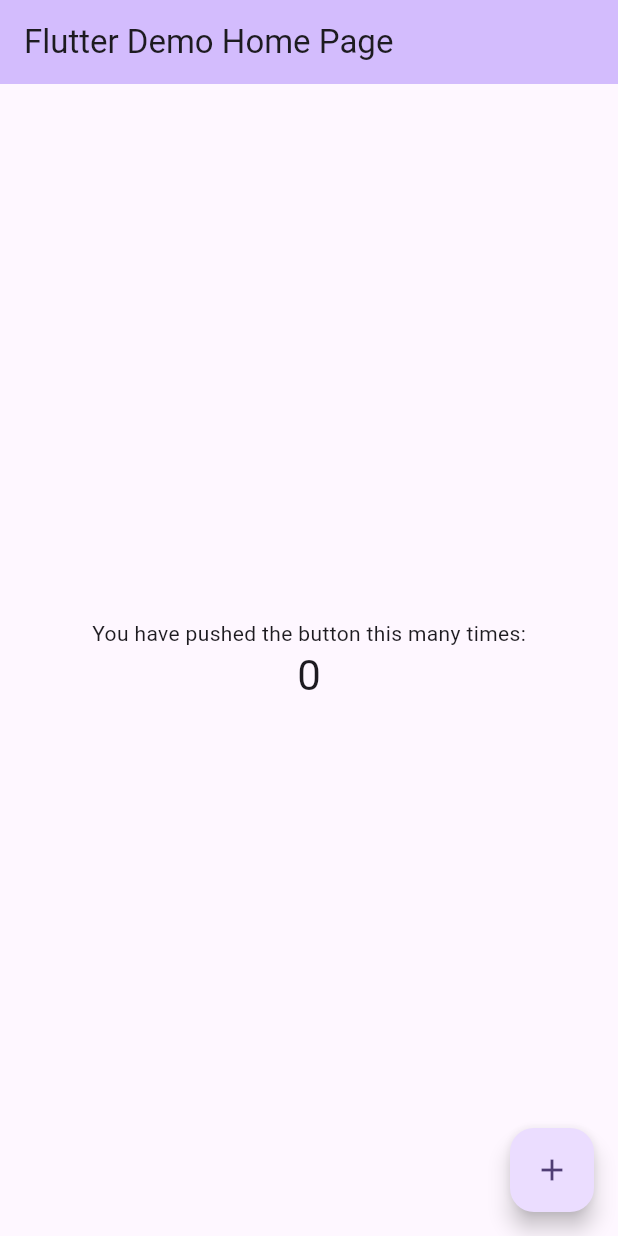
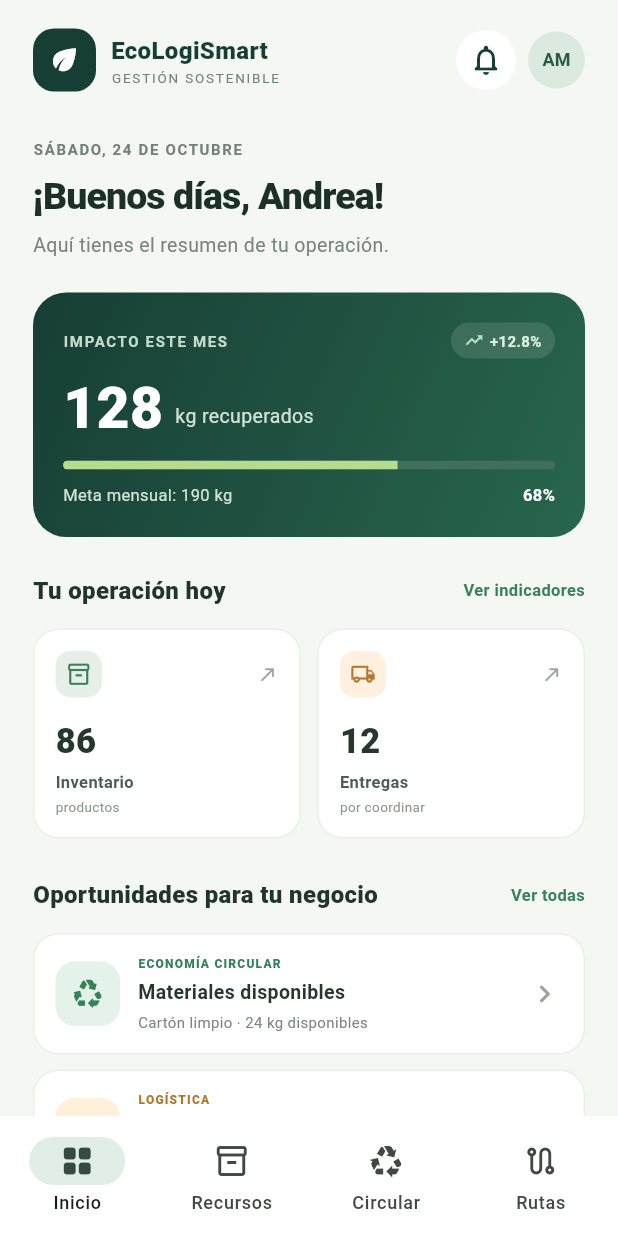
Before and after one commit to jmartinezsys/EcoLogiSmart, a Flutter app: the screen it shows after launch, on a phone screen of 412 x 824 dp. Run offline on Flutter 3.47's test engine with Material 3 defaults, Android fonts, the phone set to English and light mode, and no system bars.

Commit message:
Crear tablero inicial para gestion sostenible

```diff
--- /dev/null
+++ b/eco_logic_smart/lib/app.dart
@@ -0,0 +1,35 @@
+import 'package:flutter/material.dart';
+
+import 'features/dashboard/dashboard_screen.dart';
+
+class EcoLogiSmartApp extends StatelessWidget {
+  const EcoLogiSmartApp({super.key});
+
+  @override
+  Widget build(BuildContext context) {
+    const forest = Color(0xFF173E35);
+    const leaf = Color(0xFF3B8D68);
+
+    return MaterialApp(
+      title: 'EcoLogiSmart',
+      debugShowCheckedModeBanner: false,
+      theme: ThemeData(
+        useMaterial3: true,
+        scaffoldBackgroundColor: const Color(0xFFF5F7F3),
+        colorScheme: ColorScheme.fromSeed(
+          seedColor: leaf,
+          primary: forest,
+          secondary: leaf,
+          surface: Colors.white,
+        ),
+        fontFamily: 'Roboto',
+        appBarTheme: const AppBarTheme(
+          backgroundColor: Color(0xFFF5F7F3),
+          foregroundColor: forest,
+          elevation: 0,
+        ),
+      ),
+      home: const DashboardScreen(),
+    );
+  }
+}
--- /dev/null
+++ b/eco_logic_smart/lib/features/dashboard/dashboard_screen.dart
@@ -0,0 +1,225 @@
+import 'package:flutter/material.dart';
+
+class DashboardScreen extends StatefulWidget {
+  const DashboardScreen({super.key});
+
+  @override
+  State<DashboardScreen> createState() => _DashboardScreenState();
+}
+
+class _DashboardScreenState extends State<DashboardScreen> {
+  int _selectedIndex = 0;
+
+  static const _sections = ['Resumen', 'Recursos', 'Circular', 'Rutas'];
+
+  @override
+  Widget build(BuildContext context) {
+    return Scaffold(
+      body: SafeArea(
+        child: CustomScrollView(
+          slivers: [
+            SliverPadding(
+              padding: const EdgeInsets.fromLTRB(22, 16, 22, 28),
+              sliver: SliverList(
+                delegate: SliverChildListDelegate([
+                  _topBar(),
+                  const SizedBox(height: 28),
+                  _greeting(),
+                  const SizedBox(height: 22),
+                  _impactCard(),
+                  const SizedBox(height: 24),
+                  _sectionHeading('Tu operación hoy', 'Ver indicadores'),
+                  const SizedBox(height: 14),
+                  _metricGrid(),
+                  const SizedBox(height: 26),
+                  _sectionHeading('Oportunidades para tu negocio', 'Ver todas'),
+                  const SizedBox(height: 14),
+                  _opportunity(
+                    icon: Icons.recycling_rounded,
+                    color: const Color(0xFFE4F2E9),
+                    iconColor: const Color(0xFF37805C),
+                    title: 'Materiales disponibles',
+                    subtitle: 'Cartón limpio · 24 kg disponibles',
+                    tag: 'ECONOMÍA CIRCULAR',
+                  ),
+                  const SizedBox(height: 10),
+                  _opportunity(
+                    icon: Icons.local_shipping_outlined,
+                    color: const Color(0xFFFFF0DC),
+                    iconColor: const Color(0xFFB4752A),
+                    title: 'Ruta compartida cercana',
+                    subtitle: 'Centro Histórico · 3 negocios',
+                    tag: 'LOGÍSTICA',
+                  ),
+                  const SizedBox(height: 26),
+                  _sectionHeading('Actividad reciente', 'Ver actividad'),
+                  const SizedBox(height: 14),
+                  _activityItem(
+                    icon: Icons.inventory_2_outlined,
+                    title: 'Inventario actualizado',
+                    subtitle: 'Suministros de limpieza · hace 2 h',
+                  ),
+                  const Divider(height: 24, color: Color(0xFFE8ECE7)),
+                  _activityItem(
+                    icon: Icons.eco_outlined,
+                    title: 'Nuevo material publicado',
+                    subtitle: 'Vidrio reutilizable · hace 5 h',
+                  ),
+                  const SizedBox(height: 18),
+                  const Text(
+                    'Datos de demostración · EcoLogiSmart',
+                    textAlign: TextAlign.center,
+                    style: TextStyle(color: Color(0xFF87938A), fontSize: 11),
+                  ),
+                ]),
+              ),
+            ),
+          ],
+        ),
+      ),
+      bottomNavigationBar: NavigationBar(
+        selectedIndex: _selectedIndex,
+        onDestinationSelected: (index) => setState(() => _selectedIndex = index),
+        backgroundColor: Colors.white,
+        indicatorColor: const Color(0xFFE0EEE5),
+        destinations: const [
+          NavigationDestination(icon: Icon(Icons.grid_view_rounded), label: 'Inicio'),
+          NavigationDestination(icon: Icon(Icons.inventory_2_outlined), label: 'Recursos'),
+          NavigationDestination(icon: Icon(Icons.recycling_outlined), label: 'Circular'),
+          NavigationDestination(icon: Icon(Icons.route_outlined), label: 'Rutas'),
+        ],
+      ),
+    );
+  }
+
+  Widget _topBar() => Row(
+        children: [
+          Container(
+            width: 42,
+            height: 42,
+            decoration: BoxDecoration(
+              color: const Color(0xFF173E35),
+              borderRadius: BorderRadius.circular(14),
+            ),
+            child: const Icon(Icons.eco_rounded, color: Colors.white, size: 23),
+          ),
+          const SizedBox(width: 10),
+          const Column(
+            crossAxisAlignment: CrossAxisAlignment.start,
+            children: [
+              Text('EcoLogiSmart', style: TextStyle(fontWeight: FontWeight.w800, fontSize: 16, color: Color(0xFF173E35))),
+              Text('GESTIÓN SOSTENIBLE', style: TextStyle(fontSize: 9, letterSpacing: 1.2, color: Color(0xFF718077))),
+            ],
+          ),
+          const Spacer(),
+          IconButton(
+            onPressed: () {},
+            tooltip: 'Notificaciones',
+            style: IconButton.styleFrom(backgroundColor: Colors.white),
+            icon: const Icon(Icons.notifications_none_rounded, color: Color(0xFF173E35)),
+          ),
+          const SizedBox(width: 4),
+          CircleAvatar(
+            radius: 19,
+            backgroundColor: const Color(0xFFDCE9DF),
+            child: const Text('AM', style: TextStyle(color: Color(0xFF285A43), fontWeight: FontWeight.w700, fontSize: 12)),
+          ),
+        ],
+      );
+
+  Widget _greeting() => const Column(
+        crossAxisAlignment: CrossAxisAlignment.start,
+        children: [
+          Text('SÁBADO, 24 DE OCTUBRE', style: TextStyle(fontSize: 10, letterSpacing: 1.1, fontWeight: FontWeight.w700, color: Color(0xFF738078))),
+          SizedBox(height: 7),
+          Text('¡Buenos días, Andrea!', style: TextStyle(fontSize: 25, fontWeight: FontWeight.w800, letterSpacing: -0.6, color: Color(0xFF1B3027))),
+          SizedBox(height: 5),
+          Text('Aquí tienes el resumen de tu operación.', style: TextStyle(fontSize: 13, color: Color(0xFF78847C))),
+        ],
+      );
+
+  Widget _impactCard() => Container(
+        padding: const EdgeInsets.all(20),
+        decoration: BoxDecoration(
+          borderRadius: BorderRadius.circular(22),
+          gradient: const LinearGradient(colors: [Color(0xFF173E35), Color(0xFF28664D)], begin: Alignment.topLeft, end: Alignment.bottomRight),
+        ),
+        child: Column(
+          crossAxisAlignment: CrossAxisAlignment.start,
+          children: [
+            Row(children: [
+              const Expanded(child: Text('IMPACTO ESTE MES', style: TextStyle(color: Color(0xFFC6DCCB), fontSize: 10, fontWeight: FontWeight.w700, letterSpacing: 1.1))),
+              Container(padding: const EdgeInsets.symmetric(horizontal: 9, vertical: 5), decoration: BoxDecoration(color: Colors.white.withValues(alpha: .12), borderRadius: BorderRadius.circular(20)), child: const Row(children: [Icon(Icons.trending_up, color: Color(0xFFB8E3C3), size: 13), SizedBox(width: 4), Text('+12.8%', style: TextStyle(color: Color(0xFFD8F1DE), fontWeight: FontWeight.w700, fontSize: 10))])),
+            ]),
+            const SizedBox(height: 14),
+            const Row(crossAxisAlignment: CrossAxisAlignment.end, children: [
+              Text('128', style: TextStyle(color: Colors.white, fontSize: 38, fontWeight: FontWeight.w800, height: 1)),
+              Padding(padding: EdgeInsets.only(left: 8, bottom: 4), child: Text('kg recuperados', style: TextStyle(color: Color(0xFFD0E3D4), fontSize: 13))),
+            ]),
+            const SizedBox(height: 16),
+            ClipRRect(borderRadius: BorderRadius.circular(8), child: const LinearProgressIndicator(value: .68, minHeight: 6, backgroundColor: Color(0xFF416F5B), color: Color(0xFFB6DB8C))),
+            const SizedBox(height: 9),
+            const Row(children: [Text('Meta mensual: 190 kg', style: TextStyle(color: Color(0xFFD0E3D4), fontSize: 11)), Spacer(), Text('68%', style: TextStyle(color: Colors.white, fontWeight: FontWeight.w700, fontSize: 11))]),
+          ],
+        ),
+      );
+
+  Widget _sectionHeading(String title, String action) => Row(
+        children: [
+          Expanded(child: Text(title, style: const TextStyle(fontSize: 16, fontWeight: FontWeight.w800, color: Color(0xFF21352B)))),
+          Text(action, style: const TextStyle(fontSize: 11, color: Color(0xFF39815D), fontWeight: FontWeight.w700)),
+        ],
+      );
+
+  Widget _metricGrid() => const Row(
+        children: [
+          Expanded(child: _MetricCard(icon: Icons.inventory_2_outlined, label: 'Inventario', value: '86', detail: 'productos', tint: Color(0xFFE6F0E8), accent: Color(0xFF3B8058))),
+          SizedBox(width: 11),
+          Expanded(child: _MetricCard(icon: Icons.local_shipping_outlined, label: 'Entregas', value: '12', detail: 'por coordinar', tint: Color(0xFFFFF0DF), accent: Color(0xFFB77932))),
+        ],
+      );
+
+  Widget _opportunity({required IconData icon, required Color color, required Color iconColor, required String title, required String subtitle, required String tag}) => Container(
+        padding: const EdgeInsets.all(14),
+        decoration: BoxDecoration(color: Colors.white, borderRadius: BorderRadius.circular(17), border: Border.all(color: const Color(0xFFEBEFEA))),
+        child: Row(children: [
+          Container(width: 43, height: 43, decoration: BoxDecoration(color: color, borderRadius: BorderRadius.circular(13)), child: Icon(icon, color: iconColor, size: 22)),
+          const SizedBox(width: 12),
+          Expanded(child: Column(crossAxisAlignment: CrossAxisAlignment.start, children: [Text(tag, style: TextStyle(color: iconColor, fontSize: 8, fontWeight: FontWeight.w800, letterSpacing: .8)), const SizedBox(height: 4), Text(title, style: const TextStyle(fontSize: 13, fontWeight: FontWeight.w700, color: Color(0xFF26382E))), const SizedBox(height: 3), Text(subtitle, style: const TextStyle(fontSize: 10, color: Color(0xFF7A867E)))])),
+          const Icon(Icons.chevron_right_rounded, color: Color(0xFF9AA59C)),
+        ]),
+      );
+
+  Widget _activityItem({required IconData icon, required String title, required String subtitle}) => Row(children: [
+        Container(width: 38, height: 38, decoration: BoxDecoration(color: const Color(0xFFEAF1EB), borderRadius: BorderRadius.circular(12)), child: Icon(icon, color: const Color(0xFF4F8062), size: 19)),
+        const SizedBox(width: 11),
+        Expanded(child: Column(crossAxisAlignment: CrossAxisAlignment.start, children: [Text(title, style: const TextStyle(fontSize: 12, fontWeight: FontWeight.w700, color: Color(0xFF2A3B31))), const SizedBox(height: 3), Text(subtitle, style: const TextStyle(fontSize: 10, color: Color(0xFF818C84)))])),
+        const Icon(Icons.more_horiz, color: Color(0xFF9AA59C)),
+      ]);
+}
+
+class _MetricCard extends StatelessWidget {
+  const _MetricCard({required this.icon, required this.label, required this.value, required this.detail, required this.tint, required this.accent});
+
+  final IconData icon;
+  final String label;
+  final String value;
+  final String detail;
+  final Color tint;
+  final Color accent;
+
+  @override
+  Widget build(BuildContext context) => Container(
+        padding: const EdgeInsets.all(14),
+        decoration: BoxDecoration(color: Colors.white, borderRadius: BorderRadius.circular(17), border: Border.all(color: const Color(0xFFEBEFEA))),
+        child: Column(crossAxisAlignment: CrossAxisAlignment.start, children: [
+          Row(children: [Container(width: 31, height: 31, decoration: BoxDecoration(color: tint, borderRadius: BorderRadius.circular(10)), child: Icon(icon, size: 17, color: accent)), const Spacer(), const Icon(Icons.north_east_rounded, size: 14, color: Color(0xFF9BA69E))]),
+          const SizedBox(height: 13),
+          Text(value, style: const TextStyle(fontSize: 23, fontWeight: FontWeight.w800, color: Color(0xFF26382E))),
+          const SizedBox(height: 2),
+          Text(label, style: const TextStyle(fontSize: 11, fontWeight: FontWeight.w700, color: Color(0xFF4B5D51))),
+          const SizedBox(height: 2),
+          Text(detail, style: const TextStyle(fontSize: 9, color: Color(0xFF89948C))),
+        ]),
+      );
+}
--- a/eco_logic_smart/lib/main.dart
+++ b/eco_logic_smart/lib/main.dart
@@ -1,122 +1,5 @@
-import 'package:flutter/material.dart';
+import 'app.dart';
 
 void main() {
-  runApp(const MyApp());
+  runApp(const EcoLogiSmartApp());
 }
-
-class MyApp extends StatelessWidget {
-  const MyApp({super.key});
-
-  // This widget is the root of your application.
-  @override
-  Widget build(BuildContext context) {
-    return MaterialApp(
-      title: 'Flutter Demo',
-      theme: ThemeData(
-        // This is the theme of your application.
-        //
-        // TRY THIS: Try running your application with "flutter run". You'll see
-        // the application has a purple toolbar. Then, without quitting the app,
-        // try changing the seedColor in the colorScheme below to Colors.green
-        // and then invoke "hot reload" (save your changes or press the "hot
-        // reload" button in a Flutter-supported IDE, or press "r" if you used
-        // the command line to start the app).
-        //
-        // Notice that the counter didn't reset back to zero; the application
-        // state is not lost during the reload. To reset the state, use hot
-        // restart instead.
-        //
-        // This works for code too, not just values: Most code changes can be
-        // tested with just a hot reload.
-        colorScheme: .fromSeed(seedColor: Colors.deepPurple),
-      ),
-      home: const MyHomePage(title: 'Flutter Demo Home Page'),
-    );
-  }
-}
-
-class MyHomePage extends StatefulWidget {
-  const MyHomePage({super.key, required this.title});
-
-  // This widget is the home page of your application. It is stateful, meaning
-  // that it has a State object (defined below) that contains fields that affect
-  // how it looks.
-
-  // This class is the configuration for the state. It holds the values (in this
-  // case the title) provided by the parent (in this case the App widget) and
-  // used by the build method of the State. Fields in a Widget subclass are
-  // always marked "final".
-
-  final String title;
-
-  @override
-  State<MyHomePage> createState() => _MyHomePageState();
-}
-
-class _MyHomePageState extends State<MyHomePage> {
-  int _counter = 0;
-
-  void _incrementCounter() {
-    setState(() {
-      // This call to setState tells the Flutter framework that something has
-      // changed in this State, which causes it to rerun the build method below
-      // so that the display can reflect the updated values. If we changed
-      // _counter without calling setState(), then the build method would not be
-      // called again, and so nothing would appear to happen.
-      _counter++;
-    });
-  }
-
-  @override
-  Widget build(BuildContext context) {
-    // This method is rerun every time setState is called, for instance as done
-    // by the _incrementCounter method above.
-    //
-    // The Flutter framework has been optimized to make rerunning build methods
-    // fast, so that you can just rebuild anything that needs updating rather
-    // than having to individually change instances of widgets.
-    return Scaffold(
-      appBar: AppBar(
-        // TRY THIS: Try changing the color here to a specific color (to
-        // Colors.amber, perhaps?) and trigger a hot reload to see the AppBar
-        // change color while the other colors stay the same.
-        backgroundColor: Theme.of(context).colorScheme.inversePrimary,
-        // Here we take the value from the MyHomePage object that was created by
-        // the App.build method, and use it to set our appbar title.
-        title: Text(widget.title),
-      ),
-      body: Center(
-        // Center is a layout widget. It takes a single child and positions it
-        // in the middle of the parent.
-        child: Column(
-          // Column is also a layout widget. It takes a list of children and
-          // arranges them vertically. By default, it sizes itself to fit its
-          // children horizontally, and tries to be as tall as its parent.
-          //
-          // Column has various properties to control how it sizes itself and
-          // how it positions its children. Here we use mainAxisAlignment to
-          // center the children vertically; the main axis here is the vertical
-          // axis because Columns are vertical (the cross axis would be
-          // horizontal).
-          //
-          // TRY THIS: Invoke "debug painting" (choose the "Toggle Debug Paint"
-          // action in the IDE, or press "p" in the console), to see the
-          // wireframe for each widget.
-          mainAxisAlignment: .center,
-          children: [
-            const Text('You have pushed the button this many times:'),
-            Text(
-              '$_counter',
-              style: Theme.of(context).textTheme.headlineMedium,
-            ),
-          ],
-        ),
-      ),
-      floatingActionButton: FloatingActionButton(
-        onPressed: _incrementCounter,
-        tooltip: 'Increment',
-        child: const Icon(Icons.add),
-      ),
-    );
-  }
-}
```
Also changed, not shown: 2 other files.
